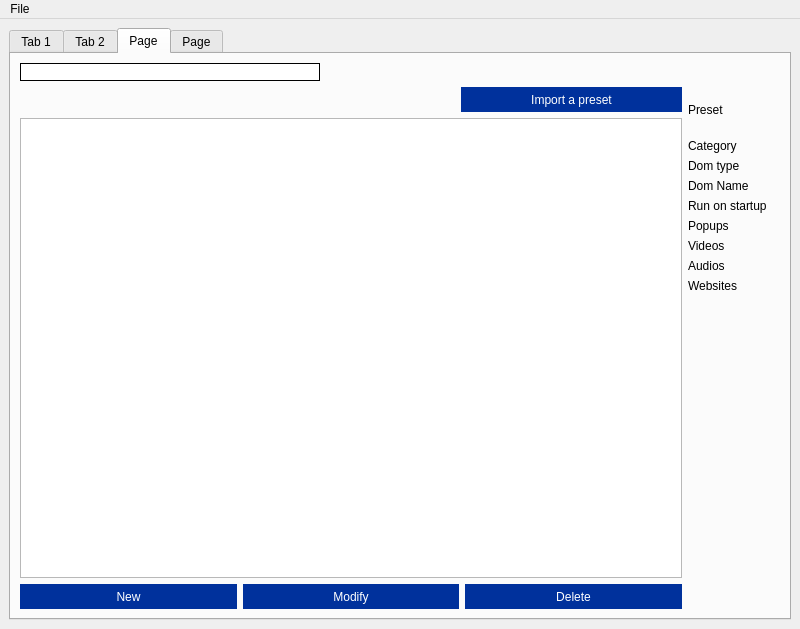
This is forms/mainwindow.ui in MimifanOfficiel/SubbyWare as Qt 5 draws it before an edit. The edited form follows.
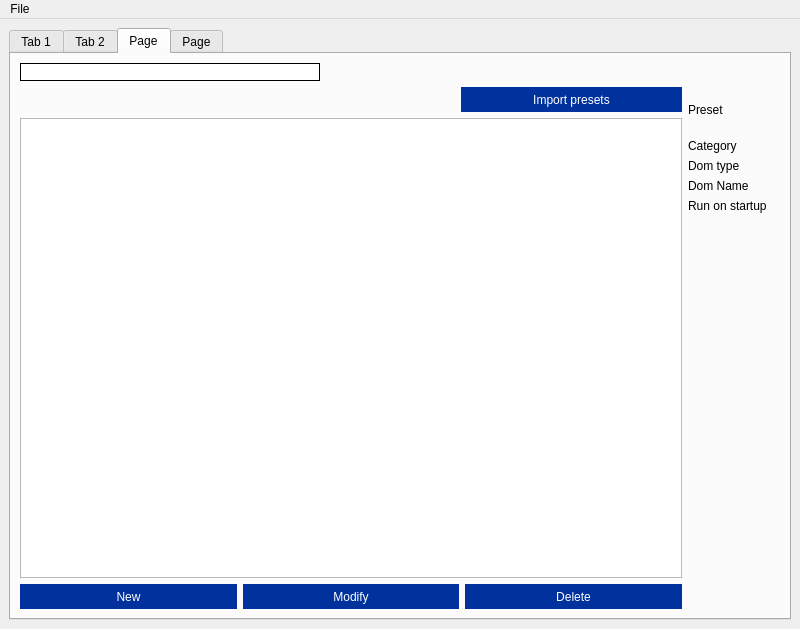
This is the edited form. The open tabs and pages were chosen to show the change.

Commit message: Adds Popups working and presets working too

The edit to the form file:
```diff
--- a/forms/mainwindow.ui
+++ b/forms/mainwindow.ui
@@ -271,7 +271,7 @@
 }</string>
                 </property>
                 <property name="text">
-                 <string>Import a preset</string>
+                 <string>Import presets</string>
                 </property>
                </widget>
               </item>
@@ -491,13 +491,6 @@
                 </property>
                </widget>
               </item>
-              <item row="6" column="0">
-               <widget class="QLabel" name="presets_infosPopupsLabel">
-                <property name="text">
-                 <string>Popups</string>
-                </property>
-               </widget>
-              </item>
               <item row="5" column="1">
                <widget class="QLabel" name="presets_StartupRun">
                 <property name="text">
@@ -505,55 +498,6 @@
                 </property>
                </widget>
               </item>
-              <item row="7" column="0">
-               <widget class="QLabel" name="presets_infosVideosLabel">
-                <property name="text">
-                 <string>Videos</string>
-                </property>
-               </widget>
-              </item>
-              <item row="8" column="0">
-               <widget class="QLabel" name="presets_infosAudioLabel">
-                <property name="text">
-                 <string>Audios</string>
-                </property>
-               </widget>
-              </item>
-              <item row="9" column="0">
-               <widget class="QLabel" name="presets_infosWebsitesLabel">
-                <property name="text">
-                 <string>Websites</string>
-                </property>
-               </widget>
-              </item>
-              <item row="6" column="1">
-               <widget class="QLabel" name="presets_infosPopups">
-                <property name="text">
-                 <string/>
-                </property>
-               </widget>
-              </item>
-              <item row="7" column="1">
-               <widget class="QLabel" name="presets_infosVideos">
-                <property name="text">
-                 <string/>
-                </property>
-               </widget>
-              </item>
-              <item row="8" column="1">
-               <widget class="QLabel" name="presets_infosAudios">
-                <property name="text">
-                 <string/>
-                </property>
-               </widget>
-              </item>
-              <item row="9" column="1">
-               <widget class="QLabel" name="presets_infosWebsites">
-                <property name="text">
-                 <string/>
-                </property>
-               </widget>
-              </item>
              </layout>
             </item>
            </layout>
```
Left out of the diff: 84 changed lines with no effect on the pictures. The commit also changes 16 other files.
